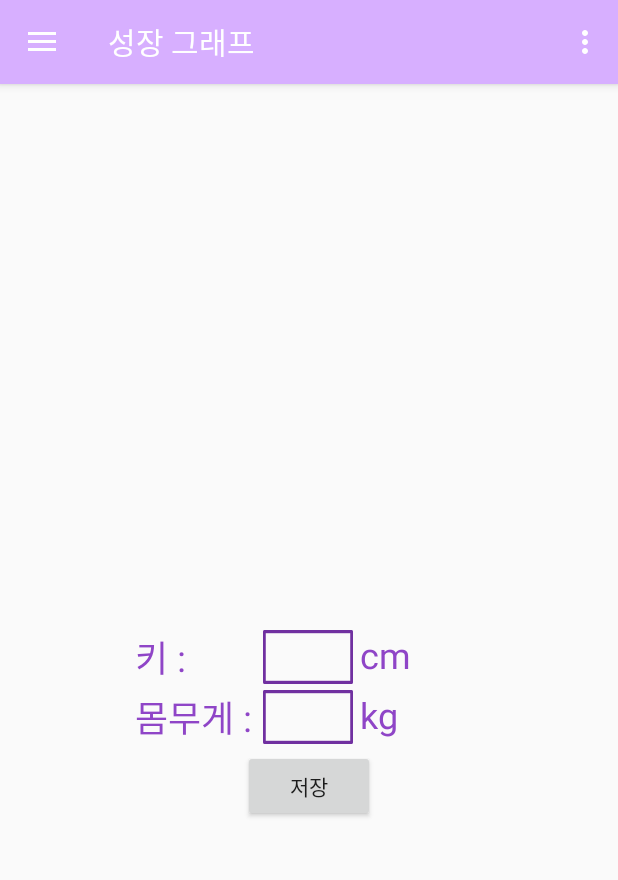
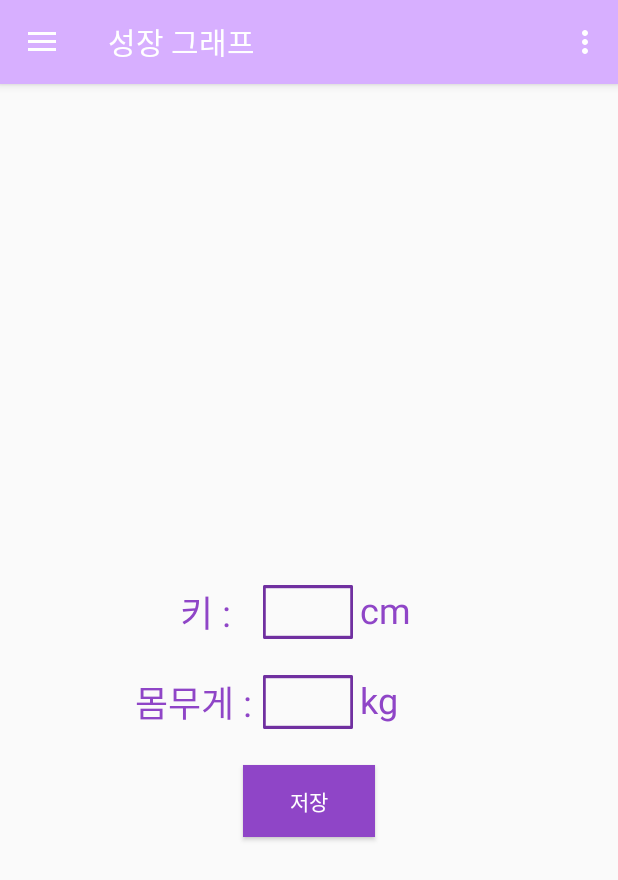
Before and after one commit to Dauuni/Bazzi, an Android app: the Graph screen opened directly, with no data from a screen before it, on a phone screen of 412 x 824 dp. Shown: the top 880 px of the screen. Run offline under Robolectric (Android 15) with nearby library versions, the phone set to English and light mode, and no system bars; our stand-ins replace Volley; network calls fail.

Commit message:
20.06.03 / 11:45

```diff
--- a/app/src/main/res/layout/activity_graph.xml
+++ b/app/src/main/res/layout/activity_graph.xml
@@ -37,8 +37,8 @@
                 android:layout_width="wrap_content"
                 android:layout_height="wrap_content"
                 android:layout_marginLeft="90dp"
-                android:layout_marginTop="420dp"
-                android:text="키 : "
+                android:layout_marginTop="390dp"
+                android:text="     키 : "
                 android:textColor="#8F45C7"
                 android:textSize="24sp" />
 
@@ -47,7 +47,7 @@
                 android:layout_width="60dp"
                 android:layout_height="36sp"
                 android:layout_marginLeft="175dp"
-                android:layout_marginTop="420dp"
+                android:layout_marginTop="390dp"
                 android:background="@drawable/edt"
                 android:gravity="center"/>
 
@@ -55,7 +55,7 @@
                 android:layout_width="wrap_content"
                 android:layout_height="wrap_content"
                 android:layout_marginLeft="240dp"
-                android:layout_marginTop="420dp"
+                android:layout_marginTop="390dp"
                 android:text="cm"
                 android:textColor="#8F45C7"
                 android:textSize="24sp" />
@@ -64,7 +64,7 @@
                 android:layout_width="wrap_content"
                 android:layout_height="wrap_content"
                 android:layout_marginLeft="90dp"
-                android:layout_marginTop="460dp"
+                android:layout_marginTop="450dp"
                 android:text="몸무게 : "
                 android:textColor="#8F45C7"
                 android:textSize="24sp" />
@@ -74,7 +74,7 @@
                 android:layout_width="60dp"
                 android:layout_height="36sp"
                 android:layout_marginLeft="175dp"
-                android:layout_marginTop="460dp"
+                android:layout_marginTop="450dp"
                 android:background="@drawable/edt"
                 android:gravity="center"/>
 
@@ -82,7 +82,7 @@
                 android:layout_width="wrap_content"
                 android:layout_height="wrap_content"
                 android:layout_marginLeft="240dp"
-                android:layout_marginTop="460dp"
+                android:layout_marginTop="450dp"
                 android:text="kg"
                 android:textColor="#8f45c7"
                 android:textSize="24sp" />
@@ -91,10 +91,12 @@
                 android:layout_width="wrap_content"
                 android:layout_height="wrap_content"
                 android:text="저장"
-                android:layout_marginTop="500dp"
+                android:layout_marginTop="510dp"
                 android:layout_alignParentTop="true"
                 android:layout_centerHorizontal="true"
-                android:id="@+id/graph_register"/>
+                android:id="@+id/graph_register"
+                android:background="#8f45c7"
+                android:textColor="#ffffff"/>
 
         </RelativeLayout>
 
```
Also changed, not shown: app/src/main/java/com/daeun/bazzi_1/Graph.java (+45 -0 lines), app/src/main/java/com/daeun/bazzi_1/GraphRequest.java (added, +30 -0 lines).
